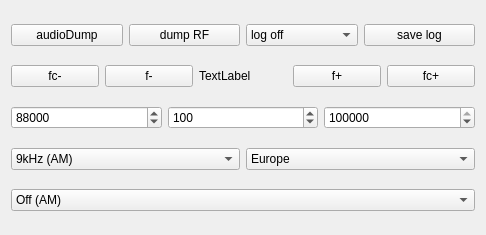
First picture: the form in forms/configwidget.ui, repository JvanKatwijk/sdr-j-fm, before the edit.
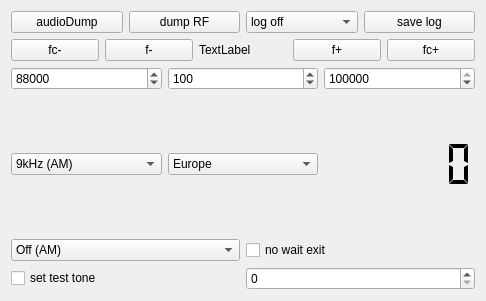
Second picture: the form after the edit.

Diff of the .ui file:
```diff
--- a/forms/configwidget.ui
+++ b/forms/configwidget.ui
@@ -7,7 +7,7 @@
     <x>0</x>
     <y>0</y>
     <width>486</width>
-    <height>235</height>
+    <height>301</height>
    </rect>
   </property>
   <property name="windowTitle">
@@ -241,8 +241,26 @@
        </item>
       </widget>
      </item>
+     <item>
+      <widget class="QLCDNumber" name="cpuMonitor">
+       <property name="toolTip">
+        <string>&lt;html&gt;&lt;head/&gt;&lt;body&gt;&lt;p&gt;cpu load . This number tells the overall CPU load.&lt;/p&gt;&lt;/body&gt;&lt;/html&gt;</string>
+       </property>
+       <property name="frameShape">
+        <enum>QFrame::NoFrame</enum>
+       </property>
+       <property name="digitCount">
+        <number>6</number>
+       </property>
+       <property name="segmentStyle">
+        <enum>QLCDNumber::Flat</enum>
+       </property>
+      </widget>
+     </item>
     </layout>
    </item>
+   <item>
+    <layout class="QHBoxLayout" name="horizontalLayout_5">
    <item>
     <widget class="QComboBox" name="fmDeemphasisSelector">
      <property name="toolTip">
@@ -269,6 +287,36 @@
       </property>
      </item>
     </widget>
+     </item>
+     <item>
+      <widget class="QCheckBox" name="closeDirect">
+       <property name="text">
+        <string>no wait exit</string>
+       </property>
+      </widget>
+     </item>
+    </layout>
+   </item>
+   <item>
+    <layout class="QHBoxLayout" name="horizontalLayout_6">
+     <item>
+      <widget class="QCheckBox" name="cbTestTone">
+       <property name="toolTip">
+        <string>&lt;html&gt;&lt;head/&gt;&lt;body&gt;&lt;p&gt;Enable/disable calibration test tone (consisting of short tone blings) to optimize the set up of the peak level delay setting&lt;/p&gt;&lt;/body&gt;&lt;/html&gt;</string>
+       </property>
+       <property name="text">
+        <string>set test tone</string>
+       </property>
+      </widget>
+     </item>
+     <item>
+      <widget class="QSpinBox" name="sbDispDelay">
+       <property name="toolTip">
+        <string>&lt;html&gt;&lt;head/&gt;&lt;body&gt;&lt;p&gt;Delay, in steps of 20 msec, for the peak level meter. Calibrate with the test tone generator the optimal setting, i.e. until the peak level correlates with the signal tone.&lt;/p&gt;&lt;/body&gt;&lt;/html&gt;</string>
+       </property>
+      </widget>
+     </item>
+    </layout>
    </item>
   </layout>
  </widget>
```
Lines whose indentation alone changed are shown as unchanged.
